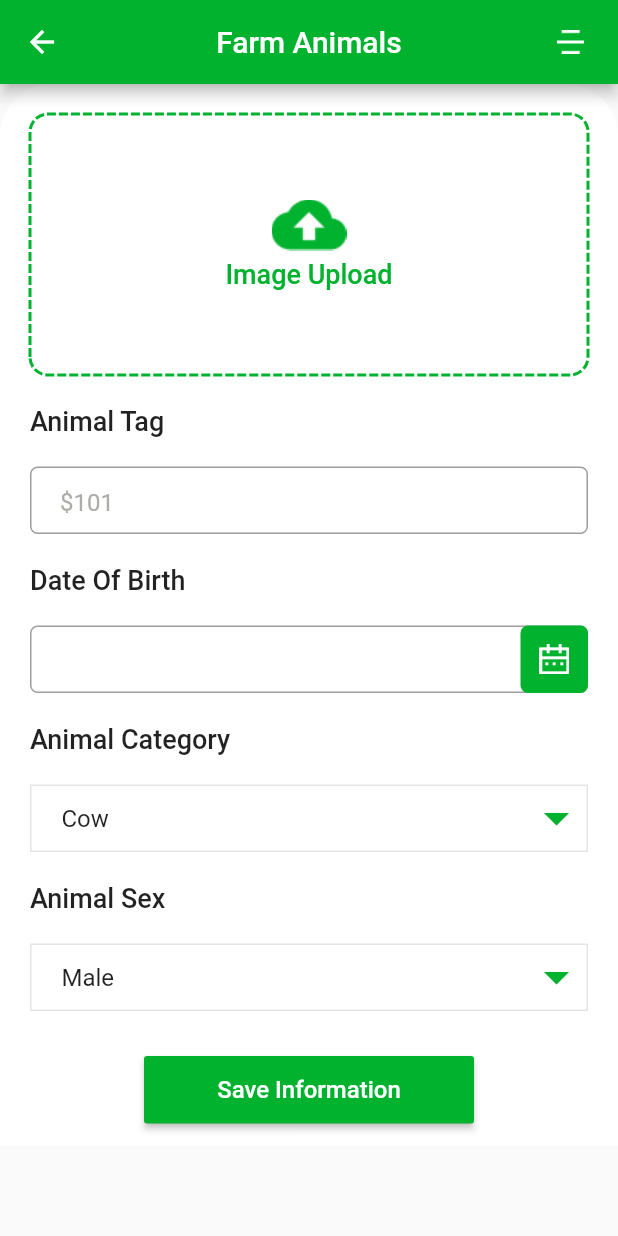
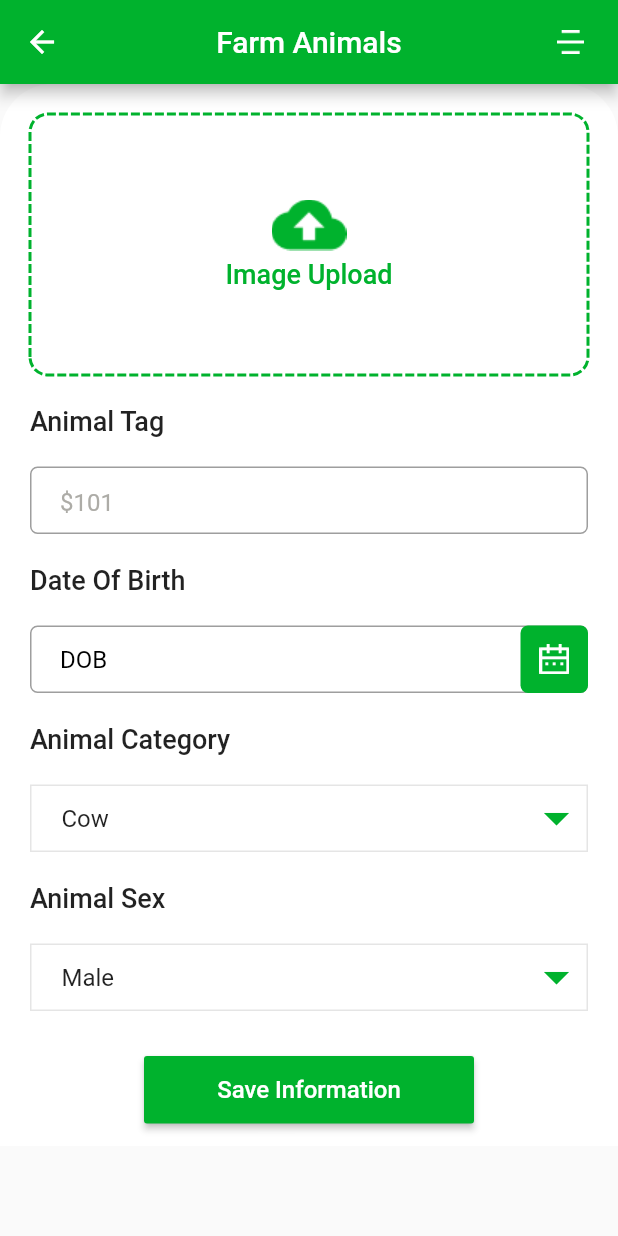
Before and after one commit to Haraprosad/channab, a Flutter app: the FarmAnimalListUpUI screen opened directly with empty values, on a phone screen of 412 x 824 dp. Run offline on Flutter 3.47's test engine with Material 2 defaults, Android fonts, the phone set to English and light mode, and no system bars; drawn by our look-alikes of dotted_border; our stand-ins replace connectivity, dio, image_cropper, image_picker, liquid_progress_indicator, progress_dialog and 1 more; accounts and stored records are empty.

Commit message:
dob edit format completion

```diff
--- a/lib/ui/animal_details_screen/milking_tab/milking_widget.dart
+++ b/lib/ui/animal_details_screen/milking_tab/milking_widget.dart
@@ -23,7 +23,7 @@ class _MilkingWidgetUIState extends State<MilkingWidgetUI> {
           future: widget._animalDetailsVM.getMilkingData(),
           builder: (context, snapshot) {
             if (snapshot.hasData) {
-              var model = snapshot.data?.milkAllRecord?.milkDataByRow??[];
+              var model = snapshot.data?.milkAllRecord?.milkDataByRow ?? [];
               var rec = snapshot.data?.milkAllRecord;
               return Column(
                 children: [
--- a/lib/ui/farm_animals_info_upload/farm_animals_info_up.dart
+++ b/lib/ui/farm_animals_info_upload/farm_animals_info_up.dart
@@ -24,6 +24,7 @@ class _FarmAnimalListUpUIState extends State<FarmAnimalListUpUI> {
   final GlobalKey<ScaffoldState> _scaffoldKey = GlobalKey<ScaffoldState>();
   var imgProfile;
   var imgFile;
+  String dateOfBirth = "DOB";
 
   //madis and category
   List<String> categoriesName = [
@@ -61,7 +62,13 @@ class _FarmAnimalListUpUIState extends State<FarmAnimalListUpUI> {
   }
 
   @override
+  void dispose() {
+    super.dispose();
+  }
+
+  @override
   Widget build(BuildContext context) {
+    print("set state call ");
     SizeConfig.init(context);
     return Scaffold(
       key: _scaffoldKey,
@@ -191,12 +198,8 @@ class _FarmAnimalListUpUIState extends State<FarmAnimalListUpUI> {
                             Positioned(
                               child: TextFormField(
                                 decoration: new InputDecoration(
-                                  prefixText: (selectedDate != null)
-                                      ? "${selectedDate.year}-${selectedDate.month}-${selectedDate.day}"
-                                      : "DOB",
                                   contentPadding: EdgeInsets.only(
                                       left: 20, top: 5, right: 40),
-                                  hintStyle: hintTextStyle,
                                   border: new OutlineInputBorder(
                                     borderSide: BorderSide(color: dividerColor),
                                     borderRadius: const BorderRadius.all(
@@ -204,6 +207,9 @@ class _FarmAnimalListUpUIState extends State<FarmAnimalListUpUI> {
                                     ),
                                   ),
                                 ),
+                                style: TextStyle(color: Colors.black),
+                                controller:
+                                    TextEditingController(text: dateOfBirth),
                               ),
                               left: 0,
                               bottom: 0,
@@ -394,9 +400,11 @@ class _FarmAnimalListUpUIState extends State<FarmAnimalListUpUI> {
       firstDate: DateTime(2000),
       lastDate: DateTime(2100),
     );
-    if (picked != null && picked != selectedDate)
+    if (picked != null)
       setState(() {
         selectedDate = picked;
+        dateOfBirth =
+            "${selectedDate.year}-${selectedDate.month}-${selectedDate.day}";
       });
   }
 
```
